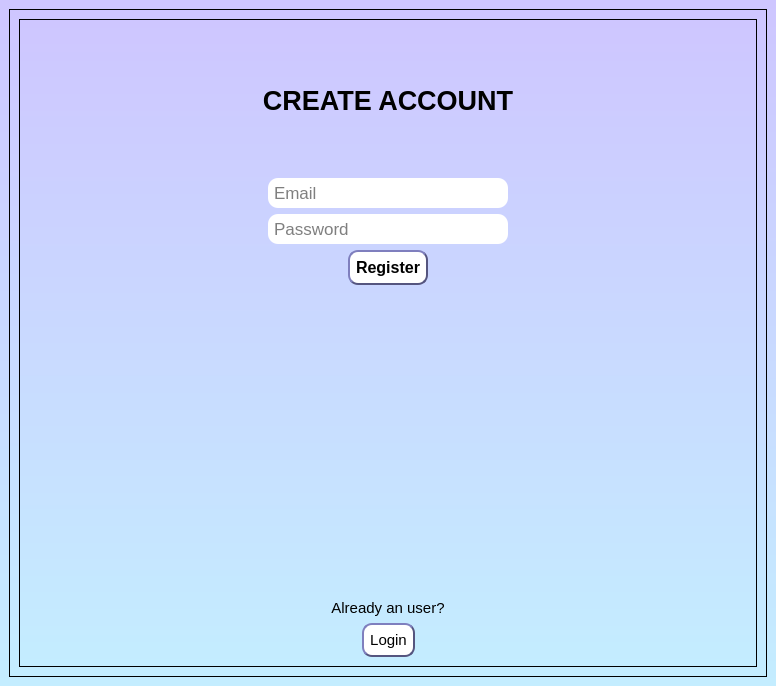
The window that ui/reg.ui (irakliskhirtladze/TBC_users) describes before a commit, drawn with Qt 5.
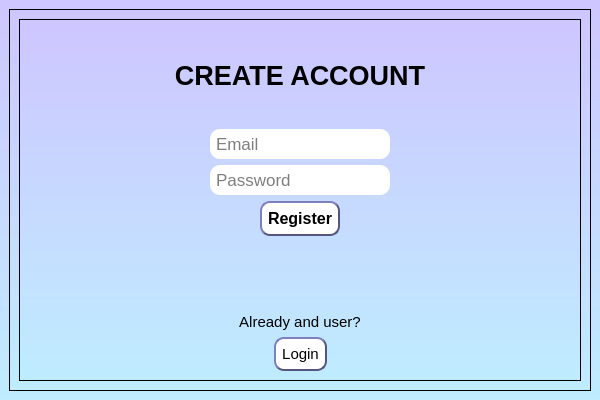
The same window after the commit.

Diff of the .ui file:
```diff
--- a/ui/reg.ui
+++ b/ui/reg.ui
@@ -6,8 +6,8 @@
    <rect>
     <x>0</x>
     <y>0</y>
-    <width>776</width>
-    <height>686</height>
+    <width>600</width>
+    <height>400</height>
    </rect>
   </property>
   <property name="minimumSize">
@@ -24,7 +24,7 @@
   </property>
   <widget class="QWidget" name="centralwidget">
    <property name="styleSheet">
-    <string notr="true">background-color:qlineargradient(spread:pad, x1:0, y1:0, x2:0, y2:1, stop:0 rgba(206, 198, 255, 255), stop:1 rgba(196, 237, 255, 255))</string>
+    <string notr="true">background-color:qlineargradient(spread:pad, x1:0, y1:0, x2:0, y2:1, stop:0 rgba(206, 198, 255, 255), stop:1 rgba(191, 236, 255, 255))</string>
    </property>
    <layout class="QGridLayout" name="gridLayout">
     <item row="0" column="0">
@@ -241,21 +241,14 @@
              </layout>
             </item>
             <item>
-             <layout class="QHBoxLayout" name="horizontalLayout">
-              <item>
                <widget class="QLabel" name="label_4">
                 <property name="font">
                  <font>
                   <pointsize>13</pointsize>
-                  <weight>50</weight>
-                  <bold>false</bold>
                  </font>
                 </property>
                 <property name="styleSheet">
-                 <string notr="true">QLabel
- {
-background-color:transparent
-}</string>
+               <string notr="true">background-color:transparent</string>
                 </property>
                 <property name="text">
                  <string/>
@@ -265,7 +258,18 @@
                 </property>
                </widget>
               </item>
-             </layout>
+            <item>
+             <spacer name="verticalSpacer_3">
+              <property name="orientation">
+               <enum>Qt::Vertical</enum>
+              </property>
+              <property name="sizeHint" stdset="0">
+               <size>
+                <width>20</width>
+                <height>40</height>
+               </size>
+              </property>
+             </spacer>
             </item>
            </layout>
           </item>
@@ -350,7 +354,7 @@
              <string notr="true">background-color:transparent</string>
             </property>
             <property name="text">
-             <string>Already an user?</string>
+             <string>Already and user?</string>
             </property>
             <property name="alignment">
              <set>Qt::AlignCenter</set>
```
Lines whose indentation alone changed are shown as unchanged.
